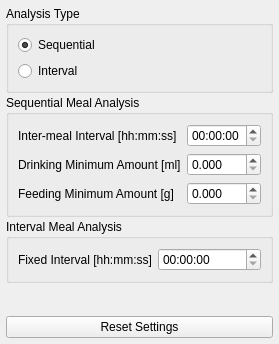
The window that tse_analytics/modules/phenomaster/meal_details/views/meal_details_settings_widget.ui (TSE-Systems/tse-analytics) describes before a commit, drawn with Qt 5.
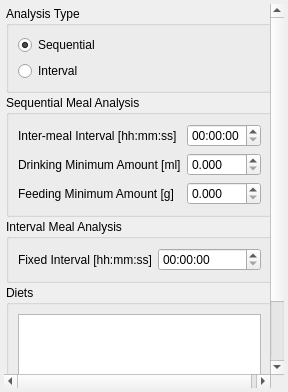
The same window after the commit. Icons and pictures are not drawn.

Commit message: WIP: animals diets and caloric values calculations.

Patch:
```diff
--- a/tse_analytics/modules/phenomaster/meal_details/views/meal_details_settings_widget.ui
+++ b/tse_analytics/modules/phenomaster/meal_details/views/meal_details_settings_widget.ui
@@ -2,6 +2,14 @@
 <ui version="4.0">
  <class>MealDetailsSettingsWidget</class>
  <widget class="QWidget" name="MealDetailsSettingsWidget">
+  <property name="geometry">
+   <rect>
+    <x>0</x>
+    <y>0</y>
+    <width>288</width>
+    <height>392</height>
+   </rect>
+  </property>
   <property name="windowTitle">
    <string>Form</string>
   </property>
@@ -30,6 +38,14 @@
       <bool>true</bool>
      </property>
      <widget class="QWidget" name="scrollAreaWidgetContents">
+      <property name="geometry">
+       <rect>
+        <x>0</x>
+        <y>0</y>
+        <width>266</width>
+        <height>427</height>
+       </rect>
+      </property>
       <layout class="QVBoxLayout" name="verticalLayout_2">
        <property name="spacing">
         <number>2</number>
@@ -153,17 +169,59 @@
         </widget>
        </item>
        <item>
-        <spacer name="verticalSpacer">
-         <property name="orientation">
-          <enum>Qt::Vertical</enum>
+        <widget class="QGroupBox" name="groupBoxDiets">
+         <property name="title">
+          <string>Diets</string>
          </property>
-         <property name="sizeHint" stdset="0">
-          <size>
-           <width>20</width>
-           <height>40</height>
-          </size>
-         </property>
-        </spacer>
+         <layout class="QVBoxLayout" name="verticalLayout_4">
+          <item>
+           <widget class="QTableView" name="tableViewDiets">
+            <attribute name="verticalHeaderDefaultSectionSize">
+             <number>24</number>
+            </attribute>
+           </widget>
+          </item>
+          <item>
+           <layout class="QHBoxLayout" name="horizontalLayout">
+            <item>
+             <widget class="QToolButton" name="toolButtonAddDiet">
+              <property name="toolTip">
+               <string>Add diet</string>
+              </property>
+              <property name="icon">
+               <iconset resource="../../../../../resources/resources.qrc">
+                <normaloff>:/icons/icons8-add-16.png</normaloff>:/icons/icons8-add-16.png</iconset>
+              </property>
+             </widget>
+            </item>
+            <item>
+             <widget class="QToolButton" name="toolButtonDeleteDiet">
+              <property name="toolTip">
+               <string>Delete selected diet</string>
+              </property>
+              <property name="icon">
+               <iconset resource="../../../../../resources/resources.qrc">
+                <normaloff>:/icons/icons8-minus-16.png</normaloff>:/icons/icons8-minus-16.png</iconset>
+              </property>
+             </widget>
+            </item>
+            <item>
+             <spacer name="horizontalSpacer">
+              <property name="orientation">
+               <enum>Qt::Horizontal</enum>
+              </property>
+              <property name="sizeHint" stdset="0">
+               <size>
+                <width>40</width>
+                <height>20</height>
+               </size>
+              </property>
+             </spacer>
+            </item>
+           </layout>
+          </item>
+         </layout>
+        </widget>
        </item>
        <item>
         <widget class="QPushButton" name="pushButtonResetSettings">
```
Left out of the diff: 4 changed lines with no effect on the pictures. The commit also changes 14 other files.
